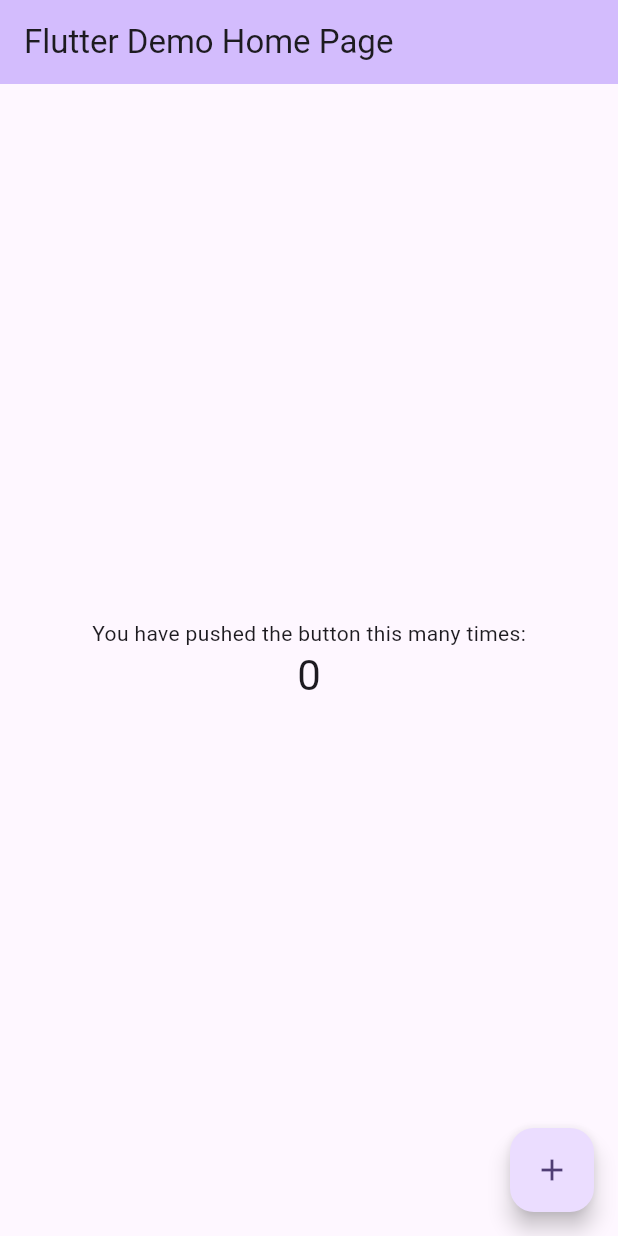
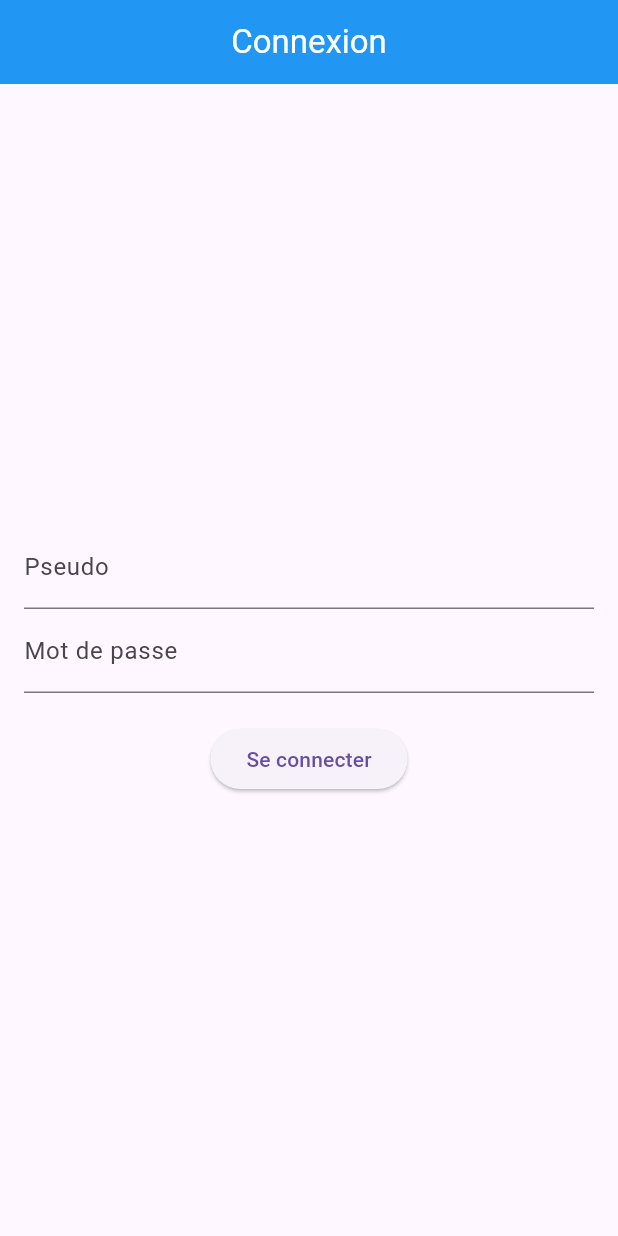
Before and after one commit to Piziik/gest_util, a Flutter app: the screen it shows after launch, on a phone screen of 412 x 824 dp. Run offline on Flutter 3.47's test engine with Material 3 defaults, Android fonts, the light colour scheme and no system bars.

Commit message:
Page de connexion; d'affichage/modification/création d'utilisateurs

```diff
--- a/lib/main.dart
+++ b/lib/main.dart
@@ -1,125 +1,24 @@
 import 'package:flutter/material.dart';
+import 'screens/home_screen.dart';
+import 'screens/login_screen.dart';
 
 void main() {
-  runApp(const MyApp());
+  runApp(MyApp());
 }
 
 class MyApp extends StatelessWidget {
-  const MyApp({super.key});
-
-  // This widget is the root of your application.
   @override
   Widget build(BuildContext context) {
     return MaterialApp(
-      title: 'Flutter Demo',
+      title: 'Gestion des Utilisateurs',
       theme: ThemeData(
-        // This is the theme of your application.
-        //
-        // TRY THIS: Try running your application with "flutter run". You'll see
-        // the application has a purple toolbar. Then, without quitting the app,
-        // try changing the seedColor in the colorScheme below to Colors.green
-        // and then invoke "hot reload" (save your changes or press the "hot
-        // reload" button in a Flutter-supported IDE, or press "r" if you used
-        // the command line to start the app).
-        //
-        // Notice that the counter didn't reset back to zero; the application
-        // state is not lost during the reload. To reset the state, use hot
-        // restart instead.
-        //
-        // This works for code too, not just values: Most code changes can be
-        // tested with just a hot reload.
-        colorScheme: ColorScheme.fromSeed(seedColor: Colors.deepPurple),
-        useMaterial3: true,
+        primarySwatch: Colors.blue,
       ),
-      home: const MyHomePage(title: 'Flutter Demo Home Page'),
+      initialRoute: '/',
+      routes: {
+        '/': (context) => LoginScreen(),
+        '/home': (context) => HomeScreen(),
+      },
     );
   }
 }
-
-class MyHomePage extends StatefulWidget {
-  const MyHomePage({super.key, required this.title});
-
-  // This widget is the home page of your application. It is stateful, meaning
-  // that it has a State object (defined below) that contains fields that affect
-  // how it looks.
-
-  // This class is the configuration for the state. It holds the values (in this
-  // case the title) provided by the parent (in this case the App widget) and
-  // used by the build method of the State. Fields in a Widget subclass are
-  // always marked "final".
-
-  final String title;
-
-  @override
-  State<MyHomePage> createState() => _MyHomePageState();
-}
-
-class _MyHomePageState extends State<MyHomePage> {
-  int _counter = 0;
-
-  void _incrementCounter() {
-    setState(() {
-      // This call to setState tells the Flutter framework that something has
-      // changed in this State, which causes it to rerun the build method below
-      // so that the display can reflect the updated values. If we changed
-      // _counter without calling setState(), then the build method would not be
-      // called again, and so nothing would appear to happen.
-      _counter++;
-    });
-  }
-
-  @override
-  Widget build(BuildContext context) {
-    // This method is rerun every time setState is called, for instance as done
-    // by the _incrementCounter method above.
-    //
-    // The Flutter framework has been optimized to make rerunning build methods
-    // fast, so that you can just rebuild anything that needs updating rather
-    // than having to individually change instances of widgets.
-    return Scaffold(
-      appBar: AppBar(
-        // TRY THIS: Try changing the color here to a specific color (to
-        // Colors.amber, perhaps?) and trigger a hot reload to see the AppBar
-        // change color while the other colors stay the same.
-        backgroundColor: Theme.of(context).colorScheme.inversePrimary,
-        // Here we take the value from the MyHomePage object that was created by
-        // the App.build method, and use it to set our appbar title.
-        title: Text(widget.title),
-      ),
-      body: Center(
-        // Center is a layout widget. It takes a single child and positions it
-        // in the middle of the parent.
-        child: Column(
-          // Column is also a layout widget. It takes a list of children and
-          // arranges them vertically. By default, it sizes itself to fit its
-          // children horizontally, and tries to be as tall as its parent.
-          //
-          // Column has various properties to control how it sizes itself and
-          // how it positions its children. Here we use mainAxisAlignment to
-          // center the children vertically; the main axis here is the vertical
-          // axis because Columns are vertical (the cross axis would be
-          // horizontal).
-          //
-          // TRY THIS: Invoke "debug painting" (choose the "Toggle Debug Paint"
-          // action in the IDE, or press "p" in the console), to see the
-          // wireframe for each widget.
-          mainAxisAlignment: MainAxisAlignment.center,
-          children: <Widget>[
-            const Text(
-              'You have pushed the button this many times:',
-            ),
-            Text(
-              '$_counter',
-              style: Theme.of(context).textTheme.headlineMedium,
-            ),
-          ],
-        ),
-      ),
-      floatingActionButton: FloatingActionButton(
-        onPressed: _incrementCounter,
-        tooltip: 'Increment',
-        child: const Icon(Icons.add),
-      ), // This trailing comma makes auto-formatting nicer for build methods.
-    );
-  }
-}
--- a/lib/models/user.dart
+++ b/lib/models/user.dart
@@ -1,7 +1,7 @@
-class User{
-  final String id;
+class User {
   final String name;
   final String email;
+  final int age;
 
-  User({required this.id, required this.name, required this.email});
+  User({required this.name, required this.email, required this.age});
 }
--- /dev/null
+++ b/lib/screens/login_screen.dart
@@ -0,0 +1,79 @@
+import 'package:flutter/material.dart';
+
+class LoginScreen extends StatefulWidget {
+  @override
+  _LoginScreenState createState() => _LoginScreenState();
+}
+
+class _LoginScreenState extends State<LoginScreen> {
+  final _formKey = GlobalKey<FormState>();
+  final _pseudoController = TextEditingController();
+  final _passwordController = TextEditingController();
+
+  void _login() {
+    if (_formKey.currentState!.validate()) {
+      final pseudo = _pseudoController.text;
+      final password = _passwordController.text;
+
+      if (pseudo == "admin" && password == "password") {
+        Navigator.pushReplacementNamed(context, '/home');
+      } else {
+        ScaffoldMessenger.of(context).showSnackBar(
+          SnackBar(content: Text("Pseudo ou mot de passe incorrect")),
+        );
+      }
+    }
+  }
+
+  @override
+  Widget build(BuildContext context) {
+    return Scaffold(
+      appBar: AppBar(
+        backgroundColor: Colors.blue,
+        title: Center(
+          child: Text(
+            'Connexion',
+            style: TextStyle(color: Colors.white),
+          ),
+        ),
+      ),
+      body: Padding(
+        padding: const EdgeInsets.all(16.0),
+        child: Form(
+          key: _formKey,
+          child: Column(
+            mainAxisAlignment: MainAxisAlignment.center,
+            children: <Widget>[
+              TextFormField(
+                controller: _pseudoController,
+                decoration: InputDecoration(labelText: 'Pseudo'),
+                validator: (value) {
+                  if (value == null || value.isEmpty) {
+                    return 'Veuillez entrer votre pseudo';
+                  }
+                  return null;
+                },
+              ),
+              TextFormField(
+                controller: _passwordController,
+                decoration: InputDecoration(labelText: 'Mot de passe'),
+                obscureText: true,
+                validator: (value) {
+                  if (value == null || value.isEmpty) {
+                    return 'Veuillez entrer votre mot de passe';
+                  }
+                  return null;
+                },
+              ),
+              SizedBox(height: 20),
+              ElevatedButton(
+                onPressed: _login,
+                child: Text('Se connecter'),
+              ),
+            ],
+          ),
+        ),
+      ),
+    );
+  }
+}
```
Also changed, not shown: lib/screens/create_user_screen.dart (added, +106 -0 lines), lib/screens/home_screen.dart (added, +70 -0 lines), lib/screens/settings_screen.dart (added, +15 -0 lines), lib/screens/user_list_screen.dart (added, +81 -0 lines), lib/services/user_service.dart (+30 -0 lines), lib/widgets/user_form.dart (added), 1 other file.
